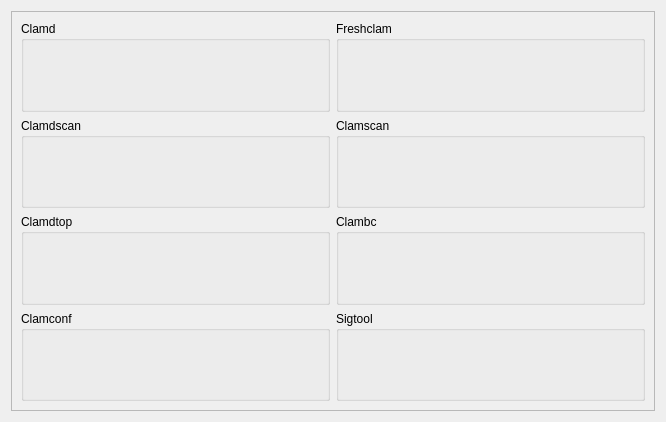
Above: ui/tababoutclamav.ui from elgolondrino/clamui before the change. Below: the same form after it.
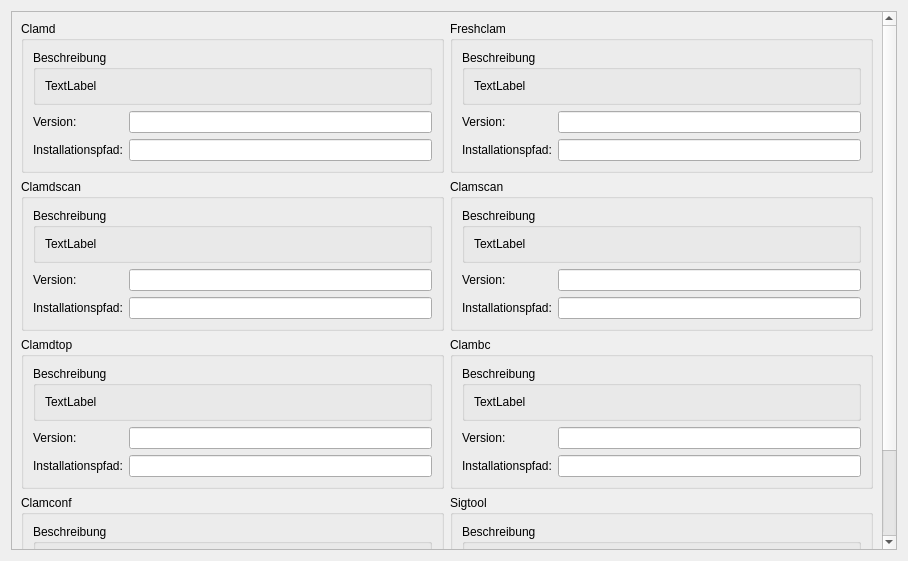
That is the form after the change.

Patch:
```diff
--- a/ui/tababoutclamav.ui
+++ b/ui/tababoutclamav.ui
@@ -6,8 +6,8 @@
    <rect>
     <x>0</x>
     <y>0</y>
-    <width>666</width>
-    <height>422</height>
+    <width>908</width>
+    <height>561</height>
    </rect>
   </property>
   <property name="windowTitle">
@@ -23,9 +23,9 @@
       <property name="geometry">
        <rect>
         <x>0</x>
-        <y>0</y>
-        <width>650</width>
-        <height>406</height>
+        <y>-185</y>
+        <width>872</width>
+        <height>730</height>
        </rect>
       </property>
       <layout class="QGridLayout" name="gridLayout_9">
@@ -36,7 +36,76 @@
          </property>
          <layout class="QHBoxLayout" name="horizontalLayout">
           <item>
-           <layout class="QGridLayout" name="gridLayout_2"/>
+           <layout class="QGridLayout" name="gridLayout_2">
+            <item row="1" column="1">
+             <widget class="QLineEdit" name="lineEdit">
+              <property name="mouseTracking">
+               <bool>false</bool>
+              </property>
+              <property name="focusPolicy">
+               <enum>Qt::NoFocus</enum>
+              </property>
+              <property name="acceptDrops">
+               <bool>false</bool>
+              </property>
+              <property name="readOnly">
+               <bool>true</bool>
+              </property>
+             </widget>
+            </item>
+            <item row="0" column="0" colspan="2">
+             <widget class="QGroupBox" name="groupBox_9">
+              <property name="title">
+               <string>Beschreibung</string>
+              </property>
+              <layout class="QVBoxLayout" name="verticalLayout_9">
+               <item>
+                <widget class="QLabel" name="label">
+                 <property name="text">
+                  <string>TextLabel</string>
+                 </property>
+                 <property name="alignment">
+                  <set>Qt::AlignLeading|Qt::AlignLeft|Qt::AlignTop</set>
+                 </property>
+                 <property name="wordWrap">
+                  <bool>true</bool>
+                 </property>
+                </widget>
+               </item>
+              </layout>
+             </widget>
+            </item>
+            <item row="1" column="0">
+             <widget class="QLabel" name="label_12">
+              <property name="text">
+               <string>Version:</string>
+              </property>
+             </widget>
+            </item>
+            <item row="2" column="0">
+             <widget class="QLabel" name="label_18">
+              <property name="text">
+               <string>Installationspfad:</string>
+              </property>
+             </widget>
+            </item>
+            <item row="2" column="1">
+             <widget class="QLineEdit" name="lineEdit_16">
+              <property name="mouseTracking">
+               <bool>false</bool>
+              </property>
+              <property name="focusPolicy">
+               <enum>Qt::NoFocus</enum>
+              </property>
+              <property name="acceptDrops">
+               <bool>false</bool>
+              </property>
+              <property name="readOnly">
+               <bool>true</bool>
+              </property>
+             </widget>
+            </item>
+           </layout>
           </item>
          </layout>
         </widget>
@@ -48,7 +117,76 @@
          </property>
          <layout class="QHBoxLayout" name="horizontalLayout_2">
           <item>
-           <layout class="QGridLayout" name="gridLayout_3"/>
+           <layout class="QGridLayout" name="gridLayout_3">
+            <item row="1" column="1">
+             <widget class="QLineEdit" name="lineEdit_8">
+              <property name="mouseTracking">
+               <bool>false</bool>
+              </property>
+              <property name="focusPolicy">
+               <enum>Qt::NoFocus</enum>
+              </property>
+              <property name="acceptDrops">
+               <bool>false</bool>
+              </property>
+              <property name="readOnly">
+               <bool>true</bool>
+              </property>
+             </widget>
+            </item>
+            <item row="1" column="0">
+             <widget class="QLabel" name="label_10">
+              <property name="text">
+               <string>Version:</string>
+              </property>
+             </widget>
+            </item>
+            <item row="0" column="0" colspan="2">
+             <widget class="QGroupBox" name="groupBox_10">
+              <property name="title">
+               <string>Beschreibung</string>
+              </property>
+              <layout class="QVBoxLayout" name="verticalLayout_8">
+               <item>
+                <widget class="QLabel" name="label_2">
+                 <property name="text">
+                  <string>TextLabel</string>
+                 </property>
+                 <property name="alignment">
+                  <set>Qt::AlignLeading|Qt::AlignLeft|Qt::AlignTop</set>
+                 </property>
+                 <property name="wordWrap">
+                  <bool>true</bool>
+                 </property>
+                </widget>
+               </item>
+              </layout>
+             </widget>
+            </item>
+            <item row="2" column="0">
+             <widget class="QLabel" name="label_25">
+              <property name="text">
+               <string>Installationspfad:</string>
+              </property>
+             </widget>
+            </item>
+            <item row="2" column="1">
+             <widget class="QLineEdit" name="lineEdit_15">
+              <property name="mouseTracking">
+               <bool>false</bool>
+              </property>
+              <property name="focusPolicy">
+               <enum>Qt::NoFocus</enum>
+              </property>
+              <property name="acceptDrops">
+               <bool>false</bool>
+              </property>
+              <property name="readOnly">
+               <bool>true</bool>
+              </property>
+             </widget>
+            </item>
+           </layout>
           </item>
          </layout>
         </widget>
@@ -60,7 +198,76 @@
          </property>
          <layout class="QHBoxLayout" name="horizontalLayout_4">
           <item>
-           <layout class="QGridLayout" name="gridLayout_5"/>
+           <layout class="QGridLayout" name="gridLayout_5">
+            <item row="1" column="0">
+             <widget class="QLabel" name="label_11">
+              <property name="text">
+               <string>Version:</string>
+              </property>
+             </widget>
+            </item>
+            <item row="1" column="1">
+             <widget class="QLineEdit" name="lineEdit_2">
+              <property name="mouseTracking">
+               <bool>false</bool>
+              </property>
+              <property name="focusPolicy">
+               <enum>Qt::NoFocus</enum>
+              </property>
+              <property name="acceptDrops">
+               <bool>false</bool>
+              </property>
+              <property name="readOnly">
+               <bool>true</bool>
+              </property>
+             </widget>
+            </item>
+            <item row="2" column="0">
+             <widget class="QLabel" name="label_9">
+              <property name="text">
+               <string>Installationspfad:</string>
+              </property>
+             </widget>
+            </item>
+            <item row="0" column="0" colspan="2">
+             <widget class="QGroupBox" name="groupBox_11">
+              <property name="title">
+               <string>Beschreibung</string>
+              </property>
+              <layout class="QVBoxLayout" name="verticalLayout_6">
+               <item>
+                <widget class="QLabel" name="label_8">
+                 <property name="text">
+                  <string>TextLabel</string>
+                 </property>
+                 <property name="alignment">
+                  <set>Qt::AlignLeading|Qt::AlignLeft|Qt::AlignTop</set>
+                 </property>
+                 <property name="wordWrap">
+                  <bool>true</bool>
+                 </property>
+                </widget>
+               </item>
+              </layout>
+             </widget>
+            </item>
+            <item row="2" column="1">
+             <widget class="QLineEdit" name="lineEdit_14">
+              <property name="mouseTracking">
+               <bool>false</bool>
+              </property>
+              <property name="focusPolicy">
+               <enum>Qt::NoFocus</enum>
+              </property>
+              <property name="acceptDrops">
+               <bool>false</bool>
+              </property>
+              <property name="readOnly">
+               <bool>true</bool>
+              </property>
+             </widget>
+            </item>
+           </layout>
           </item>
          </layout>
         </widget>
@@ -72,7 +279,76 @@
          </property>
          <layout class="QHBoxLayout" name="horizontalLayout_3">
           <item>
-           <layout class="QGridLayout" name="gridLayout_4"/>
+           <layout class="QGridLayout" name="gridLayout_4">
+            <item row="1" column="0">
+             <widget class="QLabel" name="label_13">
+              <property name="text">
+               <string>Version:</string>
+              </property>
+             </widget>
+            </item>
+            <item row="1" column="1">
+             <widget class="QLineEdit" name="lineEdit_7">
+              <property name="mouseTracking">
+               <bool>false</bool>
+              </property>
+              <property name="focusPolicy">
+               <enum>Qt::NoFocus</enum>
+              </property>
+              <property name="acceptDrops">
+               <bool>false</bool>
+              </property>
+              <property name="readOnly">
+               <bool>true</bool>
+              </property>
+             </widget>
+            </item>
+            <item row="0" column="0" colspan="2">
+             <widget class="QGroupBox" name="groupBox_12">
+              <property name="title">
+               <string>Beschreibung</string>
+              </property>
+              <layout class="QVBoxLayout" name="verticalLayout_7">
+               <item>
+                <widget class="QLabel" name="label_3">
+                 <property name="text">
+                  <string>TextLabel</string>
+                 </property>
+                 <property name="alignment">
+                  <set>Qt::AlignLeading|Qt::AlignLeft|Qt::AlignTop</set>
+                 </property>
+                 <property name="wordWrap">
+                  <bool>true</bool>
+                 </property>
+                </widget>
+               </item>
+              </layout>
+             </widget>
+            </item>
+            <item row="2" column="0">
+             <widget class="QLabel" name="label_24">
+              <property name="text">
+               <string>Installationspfad:</string>
+              </property>
+             </widget>
+            </item>
+            <item row="2" column="1">
+             <widget class="QLineEdit" name="lineEdit_13">
+              <property name="mouseTracking">
+               <bool>false</bool>
+              </property>
+              <property name="focusPolicy">
+               <enum>Qt::NoFocus</enum>
+              </property>
+              <property name="acceptDrops">
+               <bool>false</bool>
+              </property>
+              <property name="readOnly">
+               <bool>true</bool>
+              </property>
+             </widget>
+            </item>
+           </layout>
           </item>
          </layout>
         </widget>
@@ -84,7 +360,73 @@
          </property>
          <layout class="QHBoxLayout" name="horizontalLayout_6">
           <item>
-           <layout class="QGridLayout" name="gridLayout_7"/>
+           <layout class="QGridLayout" name="gridLayout_7">
+            <item row="1" column="0">
+             <widget class="QLabel" name="label_14">
+              <property name="text">
+               <string>Version:</string>
+              </property>
+             </widget>
+            </item>
+            <item row="1" column="1">
+             <widget class="QLineEdit" name="lineEdit_3">
+              <property name="focusPolicy">
+               <enum>Qt::NoFocus</enum>
+              </property>
+              <property name="acceptDrops">
+               <bool>false</bool>
+              </property>
+              <property name="readOnly">
+               <bool>true</bool>
+              </property>
+             </widget>
+            </item>
+            <item row="0" column="0" colspan="2">
+             <widget class="QGroupBox" name="groupBox_13">
+              <property name="title">
+               <string>Beschreibung</string>
+              </property>
+              <layout class="QVBoxLayout" name="verticalLayout_5">
+               <item>
+                <widget class="QLabel" name="label_5">
+                 <property name="text">
+                  <string>TextLabel</string>
+                 </property>
+                 <property name="alignment">
+                  <set>Qt::AlignLeading|Qt::AlignLeft|Qt::AlignTop</set>
+                 </property>
+                 <property name="wordWrap">
+                  <bool>true</bool>
+                 </property>
+                </widget>
+               </item>
+              </layout>
+             </widget>
+            </item>
+            <item row="2" column="0">
+             <widget class="QLabel" name="label_22">
+              <property name="text">
+               <string>Installationspfad:</string>
+              </property>
+             </widget>
+            </item>
+            <item row="2" column="1">
+             <widget class="QLineEdit" name="lineEdit_12">
+              <property name="mouseTracking">
+               <bool>false</bool>
+              </property>
+              <property name="focusPolicy">
+               <enum>Qt::NoFocus</enum>
+              </property>
+              <property name="acceptDrops">
+               <bool>false</bool>
+              </property>
+              <property name="readOnly">
+               <bool>true</bool>
+              </property>
+             </widget>
+            </item>
+           </layout>
           </item>
          </layout>
         </widget>
@@ -96,7 +438,76 @@
          </property>
          <layout class="QHBoxLayout" name="horizontalLayout_5">
           <item>
-           <layout class="QGridLayout" name="gridLayout_6"/>
+           <layout class="QGridLayout" name="gridLayout_6">
+            <item row="1" column="1">
+             <widget class="QLineEdit" name="lineEdit_6">
+              <property name="mouseTracking">
+               <bool>false</bool>
+              </property>
+              <property name="focusPolicy">
+               <enum>Qt::NoFocus</enum>
+              </property>
+              <property name="acceptDrops">
+               <bool>false</bool>
+              </property>
+              <property name="readOnly">
+               <bool>true</bool>
+              </property>
+             </widget>
+            </item>
+            <item row="1" column="0">
+             <widget class="QLabel" name="label_15">
+              <property name="text">
+               <string>Version:</string>
+              </property>
+             </widget>
+            </item>
+            <item row="0" column="0" colspan="2">
+             <widget class="QGroupBox" name="groupBox_14">
+              <property name="title">
+               <string>Beschreibung</string>
+              </property>
+              <layout class="QVBoxLayout" name="verticalLayout_4">
+               <item>
+                <widget class="QLabel" name="label_4">
+                 <property name="text">
+                  <string>TextLabel</string>
+                 </property>
+                 <property name="alignment">
+                  <set>Qt::AlignLeading|Qt::AlignLeft|Qt::AlignTop</set>
+                 </property>
+                 <property name="wordWrap">
+                  <bool>true</bool>
+                 </property>
+                </widget>
+               </item>
+              </layout>
+             </widget>
+            </item>
+            <item row="2" column="0">
+             <widget class="QLabel" name="label_21">
+              <property name="text">
+               <string>Installationspfad:</string>
+              </property>
+             </widget>
+            </item>
+            <item row="2" column="1">
+             <widget class="QLineEdit" name="lineEdit_11">
+              <property name="mouseTracking">
+               <bool>false</bool>
+              </property>
+              <property name="focusPolicy">
+               <enum>Qt::NoFocus</enum>
+              </property>
+              <property name="acceptDrops">
+               <bool>false</bool>
+              </property>
+              <property name="readOnly">
+               <bool>true</bool>
+              </property>
+             </widget>
+            </item>
+           </layout>
           </item>
          </layout>
         </widget>
@@ -108,7 +519,76 @@
          </property>
          <layout class="QHBoxLayout" name="horizontalLayout_7">
           <item>
-           <layout class="QGridLayout" name="gridLayout"/>
+           <layout class="QGridLayout" name="gridLayout">
+            <item row="1" column="0">
+             <widget class="QLabel" name="label_17">
+              <property name="text">
+               <string>Version:</string>
+              </property>
+             </widget>
+            </item>
+            <item row="1" column="1">
+             <widget class="QLineEdit" name="lineEdit_4">
+              <property name="mouseTracking">
+               <bool>false</bool>
+              </property>
+              <property name="focusPolicy">
+               <enum>Qt::NoFocus</enum>
+              </property>
+              <property name="acceptDrops">
+               <bool>false</bool>
+              </property>
+              <property name="readOnly">
+               <bool>true</bool>
+              </property>
+             </widget>
+            </item>
+            <item row="0" column="0" colspan="2">
+             <widget class="QGroupBox" name="groupBox_15">
+              <property name="title">
+               <string>Beschreibung</string>
+              </property>
+              <layout class="QVBoxLayout" name="verticalLayout_3">
+               <item>
+                <widget class="QLabel" name="label_6">
+                 <property name="text">
+                  <string>TextLabel</string>
+                 </property>
+                 <property name="alignment">
+                  <set>Qt::AlignLeading|Qt::AlignLeft|Qt::AlignTop</set>
+                 </property>
+                 <property name="wordWrap">
+                  <bool>true</bool>
+                 </property>
+                </widget>
+               </item>
+              </layout>
+             </widget>
+            </item>
+            <item row="2" column="0">
+             <widget class="QLabel" name="label_19">
+              <property name="text">
+               <string>Installationspfad:</string>
+              </property>
+             </widget>
+            </item>
+            <item row="2" column="1">
+             <widget class="QLineEdit" name="lineEdit_9">
+              <property name="mouseTracking">
+               <bool>false</bool>
+              </property>
+              <property name="focusPolicy">
+               <enum>Qt::NoFocus</enum>
+              </property>
+              <property name="acceptDrops">
+               <bool>false</bool>
+              </property>
+              <property name="readOnly">
+               <bool>true</bool>
+              </property>
+             </widget>
+            </item>
+           </layout>
           </item>
          </layout>
         </widget>
@@ -120,7 +600,76 @@
          </property>
          <layout class="QHBoxLayout" name="horizontalLayout_8">
           <item>
-           <layout class="QGridLayout" name="gridLayout_8"/>
+           <layout class="QGridLayout" name="gridLayout_8">
+            <item row="0" column="0" colspan="2">
+             <widget class="QGroupBox" name="groupBox_16">
+              <property name="title">
+               <string>Beschreibung</string>
+              </property>
+              <layout class="QVBoxLayout" name="verticalLayout_2">
+               <item>
+                <widget class="QLabel" name="label_7">
+                 <property name="text">
+                  <string>TextLabel</string>
+                 </property>
+                 <property name="alignment">
+                  <set>Qt::AlignLeading|Qt::AlignLeft|Qt::AlignTop</set>
+                 </property>
+                 <property name="wordWrap">
+                  <bool>true</bool>
+                 </property>
+                </widget>
+               </item>
+              </layout>
+             </widget>
+            </item>
+            <item row="1" column="1">
+             <widget class="QLineEdit" name="lineEdit_5">
+              <property name="mouseTracking">
+               <bool>false</bool>
+              </property>
+              <property name="focusPolicy">
+               <enum>Qt::NoFocus</enum>
+              </property>
+              <property name="acceptDrops">
+               <bool>false</bool>
+              </property>
+              <property name="readOnly">
+               <bool>true</bool>
+              </property>
+             </widget>
+            </item>
+            <item row="1" column="0">
+             <widget class="QLabel" name="label_16">
+              <property name="text">
+               <string>Version:</string>
+              </property>
+             </widget>
+            </item>
+            <item row="2" column="0">
+             <widget class="QLabel" name="label_20">
+              <property name="text">
+               <string>Installationspfad:</string>
+              </property>
+             </widget>
+            </item>
+            <item row="2" column="1">
+             <widget class="QLineEdit" name="lineEdit_10">
+              <property name="mouseTracking">
+               <bool>false</bool>
+              </property>
+              <property name="focusPolicy">
+               <enum>Qt::NoFocus</enum>
+              </property>
+              <property name="acceptDrops">
+               <bool>false</bool>
+              </property>
+              <property name="readOnly">
+               <bool>true</bool>
+              </property>
+             </widget>
+            </item>
+           </layout>
           </item>
          </layout>
         </widget>
```
